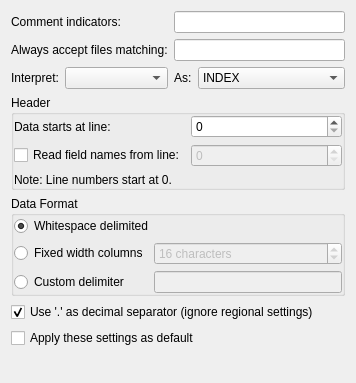
Old version of the form src/datasources/ascii/asciiconfig.ui in the repository Kst-plot/kst.
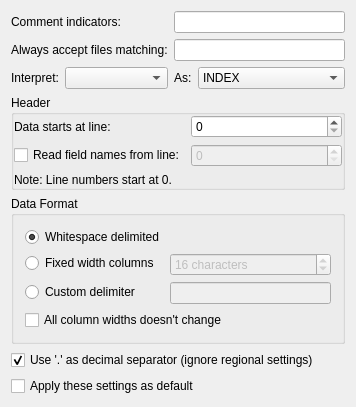
New version of the form.

Commit message: AsciiSource: Add option to speedup by a priori information of data. When columns have ALWAYS the same with skip the searching for a column start after it was found the first time.

What changed in the file:
```diff
--- a/src/datasources/ascii/asciiconfig.ui
+++ b/src/datasources/ascii/asciiconfig.ui
@@ -209,13 +209,8 @@
      <property name="title">
       <string>Data Format</string>
      </property>
-     <layout class="QHBoxLayout">
-      <property name="margin">
-       <number>0</number>
-      </property>
-      <item>
-       <layout class="QGridLayout">
-        <item row="0" column="0" colspan="2">
+     <layout class="QFormLayout" name="formLayout">
+      <item row="0" column="0">
          <widget class="QRadioButton" name="_whitespace">
           <property name="text">
            <string>Whitespace delimited</string>
@@ -262,7 +257,12 @@
           </property>
          </widget>
         </item>
-       </layout>
+      <item row="3" column="0" colspan="2">
+       <widget class="QCheckBox" name="_columnWidthIsConst">
+        <property name="text">
+         <string>All column widths doesn't change</string>
+        </property>
+       </widget>
       </item>
      </layout>
     </widget>
```
Lines whose indentation alone changed are shown as unchanged. The commit also changes 4 other files.
